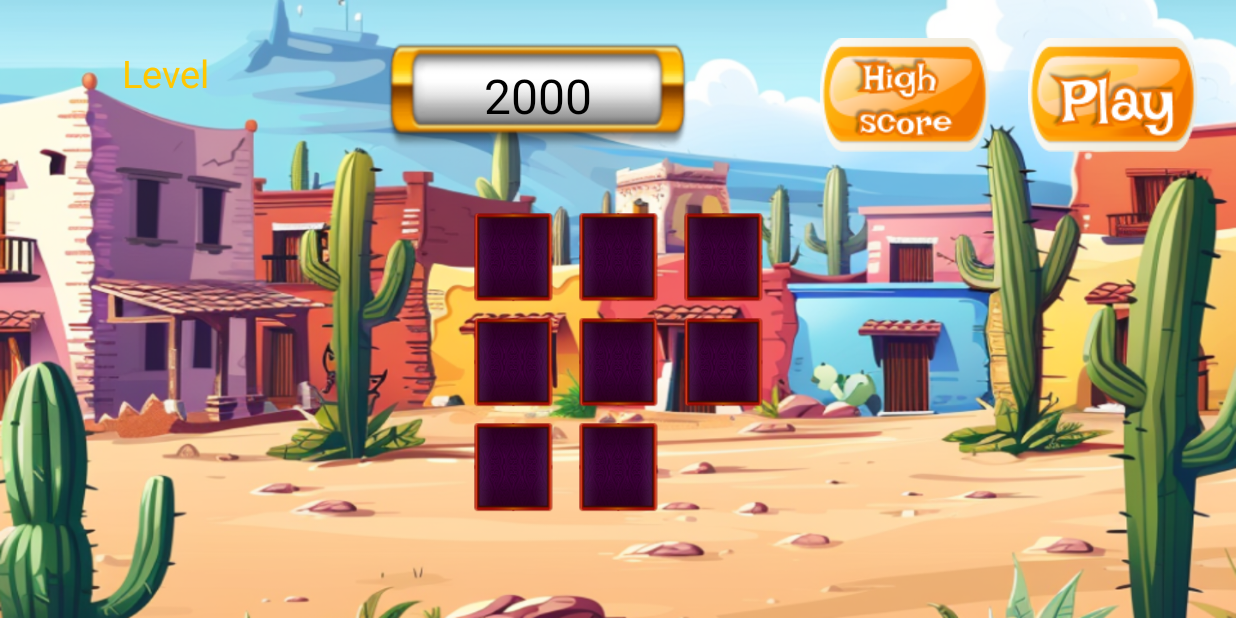
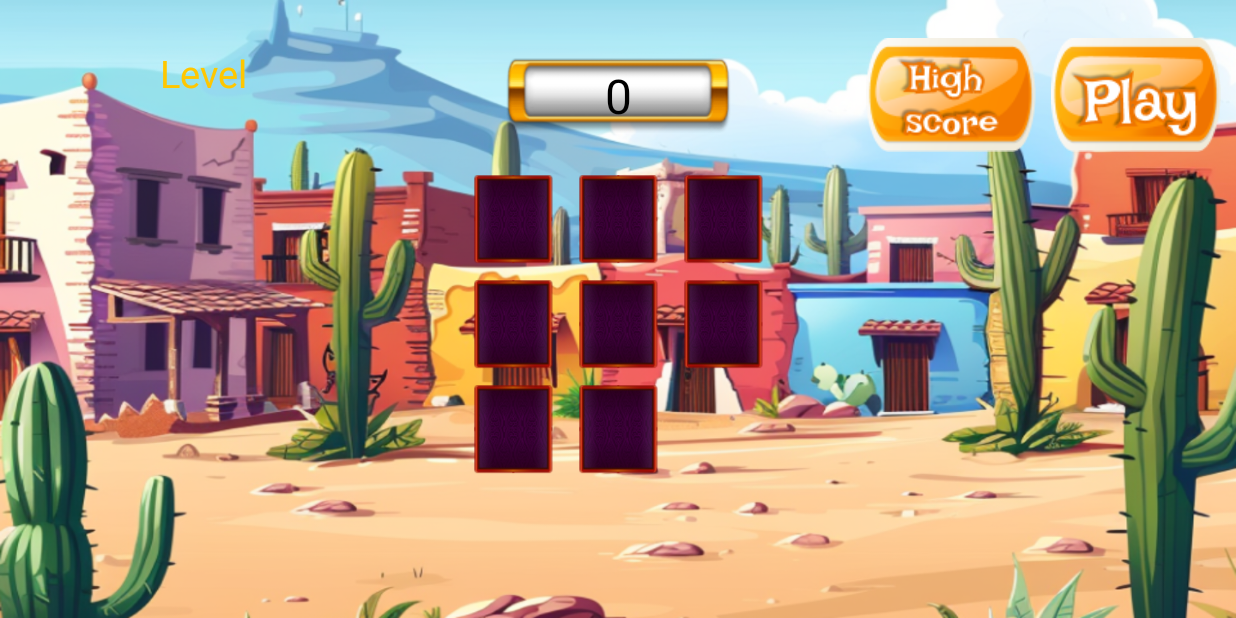
Before and after one commit to V-34-10/Adventure-Egypt, an Android app: the ActecFragment screen opened directly, with no data from a screen before it, on a phone screen of 824 x 412 dp (held sideways). Run offline under Robolectric (Android 15) with nearby library versions, the phone set to English and light mode, and no system bars; Roboto replaces fonts that are not available here.

Commit message:
UI FragmentsGames: fix text_default_steps, change size elements control_bar_game

```diff
--- a/app/src/main/res/layout/fragment_actec.xml
+++ b/app/src/main/res/layout/fragment_actec.xml
@@ -13,8 +13,6 @@
         android:layout_width="wrap_content"
         android:layout_height="0dp"
         android:layout_gravity="center"
-        android:layout_marginTop="25dp"
-        android:layout_marginBottom="25dp"
         android:orientation="vertical"
         android:padding="@dimen/dp10"
         app:layout_constraintBottom_toBottomOf="parent"
@@ -35,7 +33,7 @@
             android:id="@+id/text_level"
             android:layout_width="120dp"
             android:layout_height="wrap_content"
-            android:layout_marginStart="50dp"
+            android:layout_marginStart="75dp"
             android:layout_marginTop="25dp"
             android:fontFamily="@font/irish_grover"
             android:text="@string/title_level"
@@ -48,14 +46,14 @@
 
         <androidx.constraintlayout.widget.ConstraintLayout
             android:id="@+id/status_wins"
-            android:layout_width="200dp"
-            android:layout_height="70dp"
+            android:layout_width="150dp"
+            android:layout_height="50dp"
             android:layout_marginTop="25dp"
+            android:layout_marginEnd="90dp"
             android:background="@drawable/background_text_view"
             android:orientation="vertical"
             app:layout_constraintBottom_toBottomOf="parent"
             app:layout_constraintEnd_toStartOf="@+id/btn_high_score"
-            app:layout_constraintStart_toEndOf="@+id/text_level"
             app:layout_constraintTop_toTopOf="parent">
 
             <TextView
@@ -63,7 +61,7 @@
                 android:layout_width="wrap_content"
                 android:layout_height="wrap_content"
                 android:fontFamily="@font/irish_grover"
-                android:text="@string/text_default_balance"
+                android:text="@string/text_default_steps"
                 android:textAlignment="center"
                 android:textColor="@color/black"
                 android:textSize="@dimen/sp32"
@@ -79,7 +77,7 @@
             android:layout_width="wrap_content"
             android:layout_height="wrap_content"
             android:layout_marginTop="25dp"
-            android:layout_marginEnd="25dp"
+            android:layout_marginEnd="10dp"
             android:background="@drawable/button_score"
             android:clickable="true"
             android:contentDescription="@string/button_score"
@@ -93,7 +91,7 @@
             android:layout_width="wrap_content"
             android:layout_height="wrap_content"
             android:layout_marginTop="25dp"
-            android:layout_marginEnd="25dp"
+            android:layout_marginEnd="10dp"
             android:background="@drawable/button_play"
             android:clickable="true"
             android:contentDescription="@string/button_start"
--- a/app/src/main/res/values/strings.xml
+++ b/app/src/main/res/values/strings.xml
@@ -36,7 +36,7 @@
     <string name="title_steps_hard">Steps\n</string>
 
     <string name="button_score">button score</string>
-    <string name="text_default_balance">2000</string>
+    <string name="text_default_steps">0</string>
     <string name="default_win">WIN\n10000</string>
     <string name="pair_image">pair image</string>
 
```
Also changed, not shown: app/src/main/res/layout/fragment_asian.xml (+7 -10 lines), app/src/main/res/layout/fragment_egypt.xml (+7 -10 lines).
